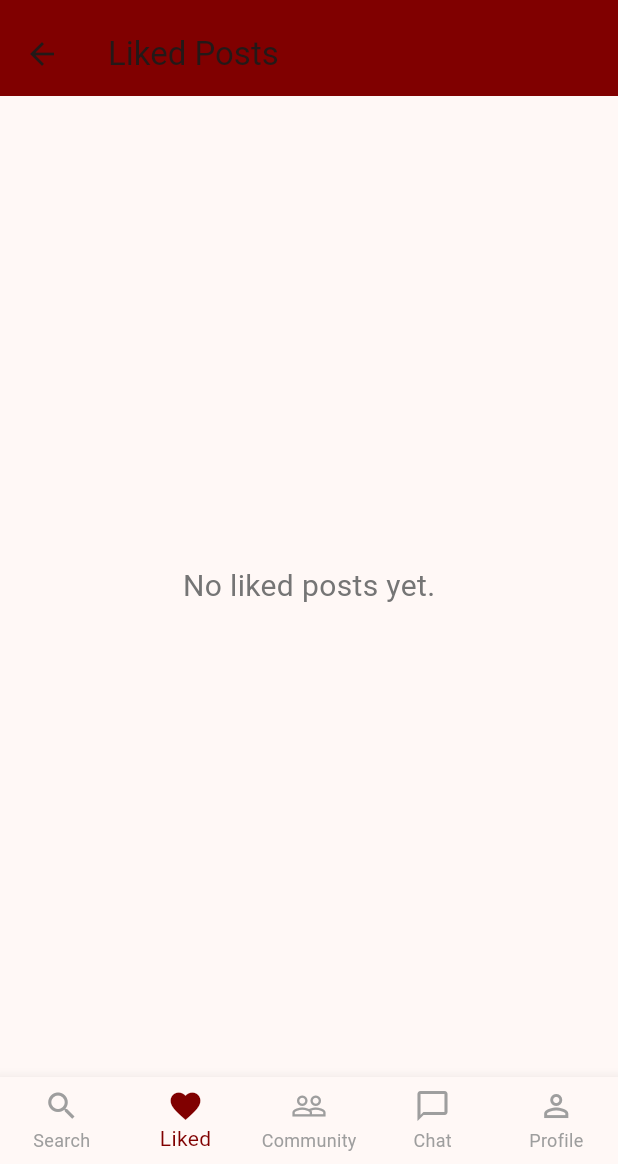
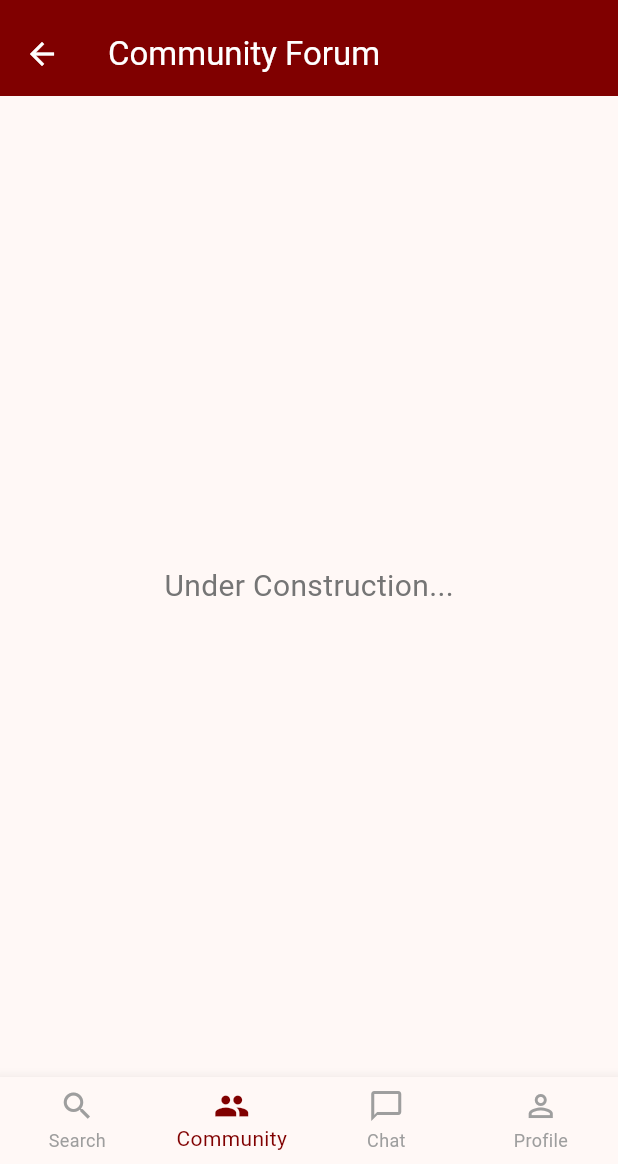
Before and after one commit to TansimJ/DormBuddy, a Flutter app: the StudentDashboard screen opened by its route, item 2 of the bottom bar chosen, on a phone screen of 412 x 824 dp, the part 72-1236 px from its top. Run offline on Flutter 3.47's test engine with Material 3 defaults, Android fonts, the phone set to English and light mode, and no system bars.

```diff
--- a/lib/pages/dashboard/student/bottombar.dart
+++ b/lib/pages/dashboard/student/bottombar.dart
@@ -18,11 +18,7 @@ class Bottombar extends StatelessWidget {
           icon: Icon(Icons.search),
           label: 'Search',
         ),
-        BottomNavigationBarItem(
-          icon: Icon(Icons.favorite_border),
-          activeIcon: Icon(Icons.favorite),
-          label: 'Liked',
-        ),
+        //removed likes
         BottomNavigationBarItem(
           icon: Icon(Icons.people_outline),
           activeIcon: Icon(Icons.people),
--- a/lib/pages/dashboard/student/likes.dart
+++ b/lib/pages/dashboard/student/communityforum.dart
@@ -1,7 +1,7 @@
 import 'package:flutter/material.dart';
 
-class LikesPage extends StatelessWidget {
-  const LikesPage({super.key});
+class CommunityForum extends StatelessWidget {
+  const CommunityForum({super.key});
 
 
 //PLACEHOLDER FOR NOW
@@ -9,12 +9,13 @@ class LikesPage extends StatelessWidget {
   Widget build(BuildContext context) {
     return Scaffold(
       appBar: AppBar(
-        title: const Text('Liked Posts'),
+        title: const Text('Community Forum'),
         backgroundColor: const Color(0xFF800000),
+        foregroundColor: Colors.white,
       ),
       body: Center(
         child: Text(
-          'No liked posts yet.',
+          'Under Construction...',
           style: TextStyle(fontSize: 20, color: Colors.grey[600]),
         ),
       ),
--- a/lib/pages/dashboard/student/propertycard.dart
+++ b/lib/pages/dashboard/student/propertycard.dart
@@ -1,5 +1,8 @@
 import 'package:flutter/material.dart';
 
+
+
+//USELESS PAGE
 class PropertyCard extends StatefulWidget {
   final String propertyName;
   final String address;
--- a/lib/pages/dashboard/student_dashboard.dart
+++ b/lib/pages/dashboard/student_dashboard.dart
@@ -1,8 +1,9 @@
 import 'package:flutter/material.dart';
 import './student/appbar.dart';
 import './student/bottombar.dart';
-import './student/likes.dart';
+import 'student/communityforum.dart';
 import './student/searchpage.dart';
+import './student/viewproperty.dart'; // <--- import your ViewPage
 
 class StudentDashboard extends StatefulWidget {
   const StudentDashboard({super.key});
@@ -21,21 +22,41 @@ class _StudentDashboardState extends State<StudentDashboard> {
         "name": "Sunny Apartment",
         "address": "123 College St, Apt 1",
         "price": 400,
+        "gender": "Any",
+        "dormType": "Studio",
+        "description": "A sunny and quiet place perfect for students.",
+        "postedBy": "Alice",
+        "ownerDescription": "Helpful and responsive landlord."
       },
       {
         "name": "Cassie Complex",
         "address": "456 College St, Apt 4",
         "price": 450,
+        "gender": "Women",
+        "dormType": "Shared",
+        "description": "Close to college and local stores.",
+        "postedBy": "Cassie",
+        "ownerDescription": "Available to assist tenants anytime."
       },
       {
         "name": "Ling Gan Studio",
         "address": "Linggangguli 1, Apt 3",
         "price": 500,
+        "gender": "Men",
+        "dormType": "Studio",
+        "description": "Modern amenities with peaceful environment.",
+        "postedBy": "Mr. Gan",
+        "ownerDescription": "Long-time property owner with good reviews."
       },
       {
         "name": "Windy Apartment",
         "address": "123 Ogga booga St, Apt 1",
         "price": 350,
+        "gender": "Any",
+        "dormType": "Studio",
+        "description": "Cool and breezy spot near campus.",
+        "postedBy": "Jane",
+        "ownerDescription": "Friendly host with fast response rate."
       },
     ];
 
@@ -93,7 +114,16 @@ class _StudentDashboardState extends State<StudentDashboard> {
             ),
             itemBuilder: (context, index) {
               final property = recentProperties[index];
-              return Card(
+              return GestureDetector(
+                onTap: () {
+                  Navigator.push(
+                    context,
+                    MaterialPageRoute(
+                      builder: (context) => ViewPage(property: property),
+                    ),
+                  );
+                },
+                child: Card(
                   elevation: 2,
                   shape: RoundedRectangleBorder(
                     borderRadius: BorderRadius.circular(10),
@@ -110,10 +140,12 @@ class _StudentDashboardState extends State<StudentDashboard> {
                             color: Colors.grey[300],
                             borderRadius: BorderRadius.circular(8),
                           ),
-                        child: const Center(
-                          child: Text(
-                            "Image",
-                            style: TextStyle(color: Colors.black54),
+                          child: ClipRRect(
+                                //adding an image
+                                borderRadius: BorderRadius.circular(8),
+                                child: Image.asset(
+                                  'lib/assets/images/property_outside.jpg',
+                                  fit: BoxFit.cover,
                                 ),
                               ),
                         ),
@@ -131,7 +163,7 @@ class _StudentDashboardState extends State<StudentDashboard> {
                         ),
                         const Spacer(),
                         Text(
-                        "\$${property['price']}/mo",
+                          "RM${property['price']}/month",
                           style: const TextStyle(
                             fontSize: 14,
                             fontWeight: FontWeight.bold,
@@ -139,6 +171,7 @@ class _StudentDashboardState extends State<StudentDashboard> {
                           ),
                         ),
                       ],
+                    ),
                   ),
                 ),
               );
@@ -152,7 +185,7 @@ class _StudentDashboardState extends State<StudentDashboard> {
 
   List<Widget> get _pages => [
         _buildHomePage(),
-        const LikesPage(),
+        const CommunityForum(),
         const Placeholder(),
         const Placeholder(),
         const Placeholder(),
--- a/pubspec.yaml
+++ b/pubspec.yaml
@@ -21,3 +21,6 @@ flutter:
   uses-material-design: true
   assets:
     - lib/assets/logo.png
+    - lib/assets/images/bedroom.jpg
+    - lib/assets/images/property_outside.jpg
+    - lib/assets/images/room.jpg
```
Also changed, not shown: lib/pages/dashboard/student/photogallery.dart (added, +75 -0 lines), lib/pages/dashboard/student/searchpage.dart (+49 -13 lines), lib/pages/dashboard/student/viewproperty.dart (added, +220 -0 lines), lib/assets/images/bedroom.jpg (added), lib/assets/images/property_outside.jpg (added), lib/assets/images/room.jpg (added). Lines whose indentation alone changed are shown as unchanged.
